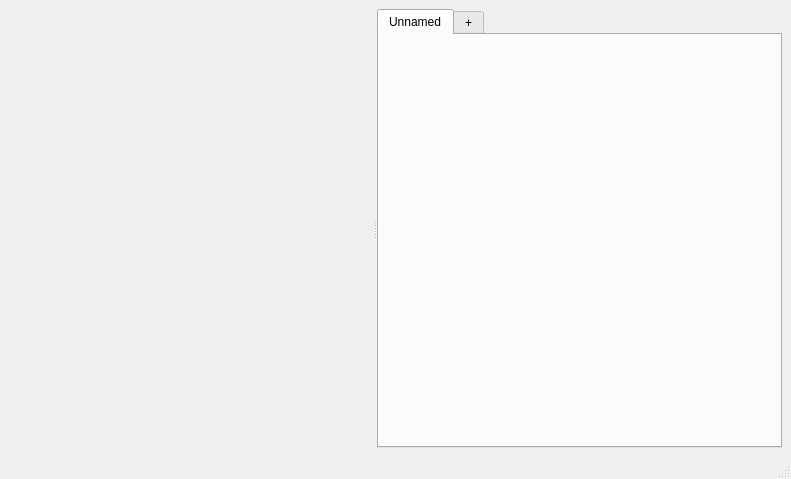
lopuhin/interactive-opengl, file main.ui: the form before one commit.
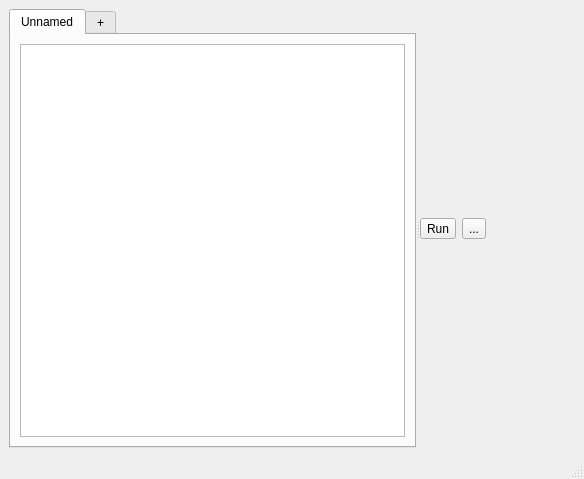
The form after the commit.

The edit to the form file:
```diff
--- a/main.ui
+++ b/main.ui
@@ -6,7 +6,7 @@
    <rect>
     <x>0</x>
     <y>0</y>
-    <width>791</width>
+    <width>584</width>
     <height>479</height>
    </rect>
   </property>
@@ -14,19 +14,12 @@
    <string>MainWindow</string>
   </property>
   <widget class="QWidget" name="centralwidget">
-   <layout class="QVBoxLayout" name="verticalLayout">
+   <layout class="QHBoxLayout" name="horizontalLayout">
     <item>
      <widget class="QSplitter" name="splitter">
-      <property name="maximumSize">
-       <size>
-        <width>16777215</width>
-        <height>16777215</height>
-       </size>
-      </property>
       <property name="orientation">
        <enum>Qt::Horizontal</enum>
       </property>
-      <widget class="QWidget" name="glwidget" native="true"/>
       <widget class="QTabWidget" name="tabWidget">
        <property name="currentIndex">
         <number>0</number>
@@ -35,6 +28,11 @@
         <attribute name="title">
          <string>Unnamed</string>
         </attribute>
+        <layout class="QHBoxLayout" name="horizontalLayout_3">
+         <item>
+          <widget class="QTextEdit" name="textEdit"/>
+         </item>
+        </layout>
        </widget>
        <widget class="QWidget" name="new_tab">
         <attribute name="title">
@@ -42,6 +40,44 @@
         </attribute>
        </widget>
       </widget>
+      <widget class="QWidget" name="verticalLayoutWidget">
+       <layout class="QVBoxLayout" name="verticalLayout">
+        <item>
+         <layout class="QHBoxLayout" name="horizontalLayout_2">
+          <property name="sizeConstraint">
+           <enum>QLayout::SetMinimumSize</enum>
+          </property>
+          <item>
+           <widget class="QToolButton" name="runButton">
+            <property name="text">
+             <string>Run</string>
+            </property>
+           </widget>
+          </item>
+          <item>
+           <widget class="QToolButton" name="toolButton">
+            <property name="text">
+             <string>...</string>
+            </property>
+           </widget>
+          </item>
+          <item>
+           <spacer name="horizontalSpacer">
+            <property name="orientation">
+             <enum>Qt::Horizontal</enum>
+            </property>
+            <property name="sizeHint" stdset="0">
+             <size>
+              <width>40</width>
+              <height>20</height>
+             </size>
+            </property>
+           </spacer>
+          </item>
+         </layout>
+        </item>
+       </layout>
+      </widget>
      </widget>
     </item>
    </layout>
```
Left out of the diff: 4 changed lines with no effect on the pictures.
